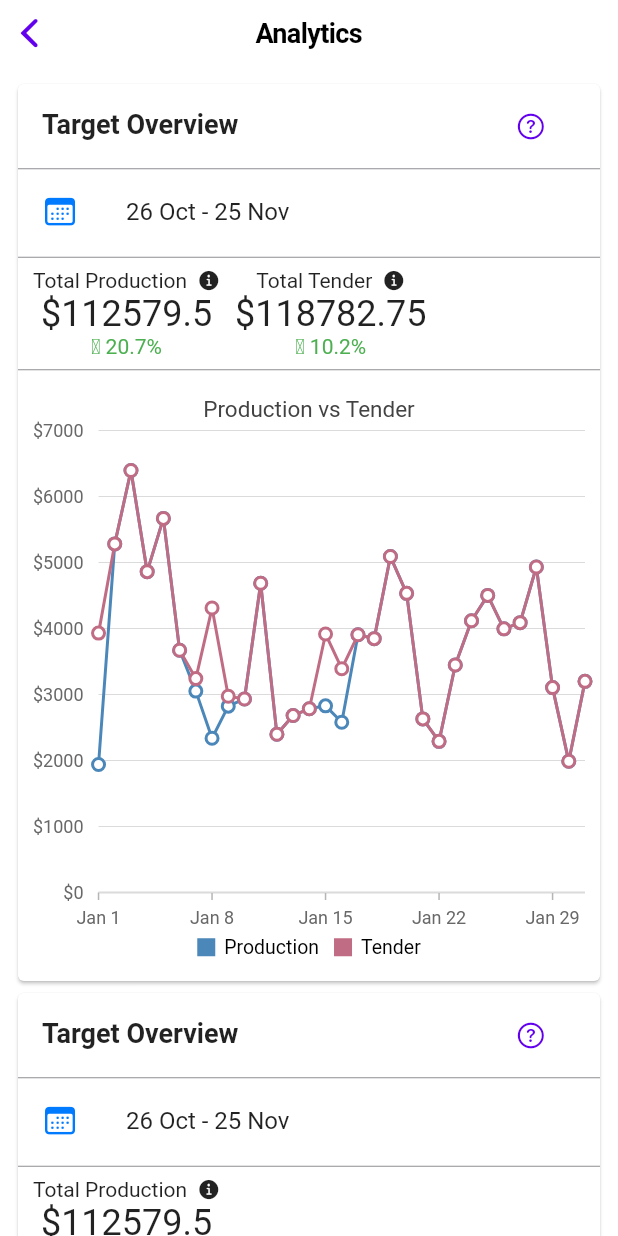
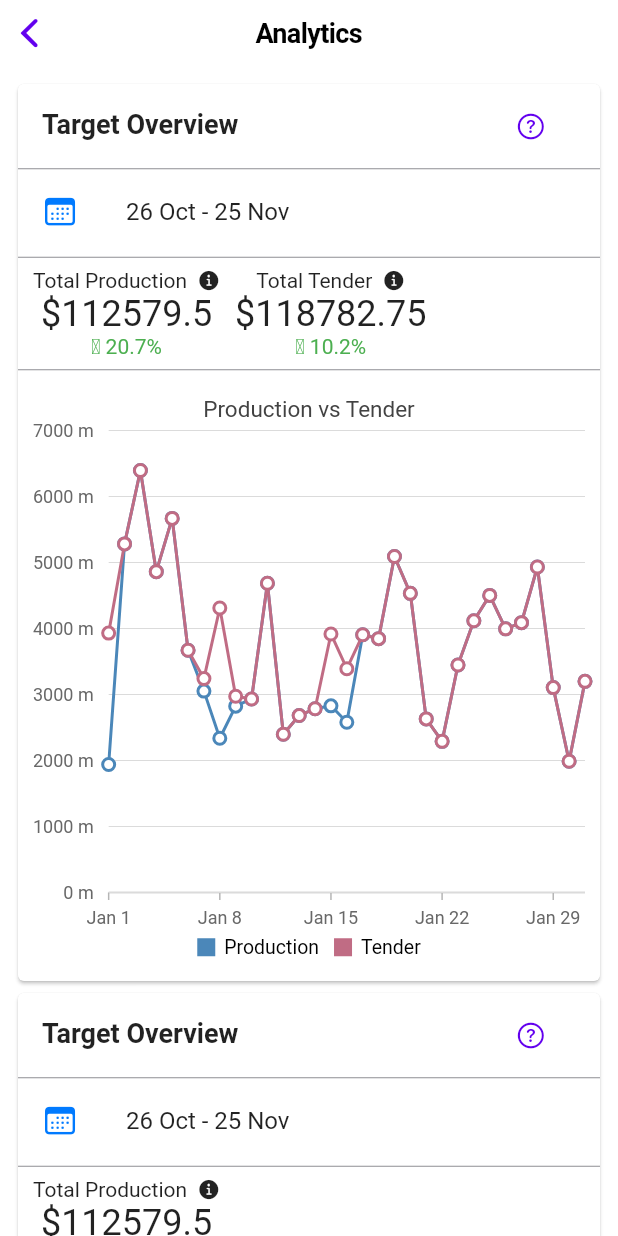
Before and after one commit to undisputedcoder/Vision, a Flutter app: the Home screen opened directly, on a phone screen of 412 x 824 dp. Run offline on Flutter 3.47's test engine with Material 2 defaults, Android fonts, the phone set to English and light mode, and no system bars; our stand-ins replace cloud_firestore, firebase_auth, firebase_core, geolocator, local_auth, syncfusion_flutter_charts and 1 more; missing offline and left inert: flutter_cupertino_settings; accounts and stored records are empty.

Commit message:
Small UI changes

```diff
--- a/lib/Screens/home.dart
+++ b/lib/Screens/home.dart
@@ -11,6 +11,7 @@ import 'package:apple/Screens/profile.dart';
 import 'package:apple/Screens/setting.dart';
 import 'package:cloud_firestore/cloud_firestore.dart';
 import 'package:firebase_auth/firebase_auth.dart';
+import 'package:syncfusion_flutter_sliders/sliders.dart';
 
 late User _currentUser;
 
@@ -87,6 +88,12 @@ class _HomeState extends State<Home> {
   double _production = roundDouble(productionTotal(chartData), 2);
   double _tender = roundDouble(tenderTotal(chartData), 2);
   late List<ChartSampleData> _chartData1;
+  final DateTime _dateMin = DateTime(2021,1,1);
+  final DateTime _dateMax = DateTime(2021,1,31);
+  final SfRangeValues _dateValues = SfRangeValues(
+      DateTime(2021,1,1),
+      DateTime(2021,1,31)
+  );
 
   displayProductionTotal() {
     setState(() {
@@ -264,7 +271,7 @@ class _HomeState extends State<Home> {
                               interval: 7,
                               majorGridLines: const MajorGridLines(width: 0)),
                           primaryYAxis: NumericAxis(
-                              labelFormat: '\${value}',
+                              labelFormat: '{value} m',
                               axisLine: const AxisLine(width: 0),
                               majorTickLines: const MajorTickLines(
                                   color: Colors.transparent)),
@@ -656,7 +663,7 @@ class _HomeState extends State<Home> {
                                   interval: 7,
                                   majorGridLines: const MajorGridLines(width: 0)),
                               primaryYAxis: NumericAxis(
-                                  labelFormat: '\${value}',
+                                  labelFormat: '{value} m',
                                   axisLine: const AxisLine(width: 0),
                                   majorTickLines: const MajorTickLines(
                                       color: Colors.transparent)),
--- a/pubspec.yaml
+++ b/pubspec.yaml
@@ -41,6 +41,7 @@ dependencies:
   firebase_core: ^1.7.0
   cloud_firestore: ^2.5.3
   firebase_auth: ^1.0.2
+  syncfusion_flutter_sliders: ^19.3.46
 
 dev_dependencies:
   flutter_test:
```
Also changed, not shown: pubspec.lock.
